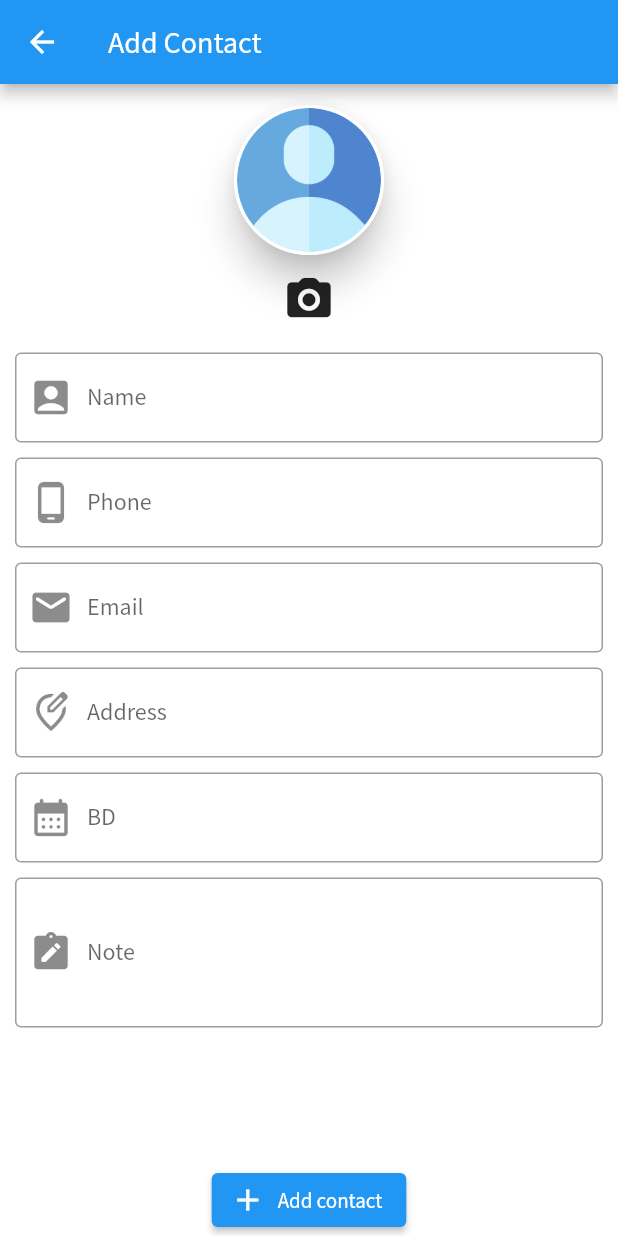
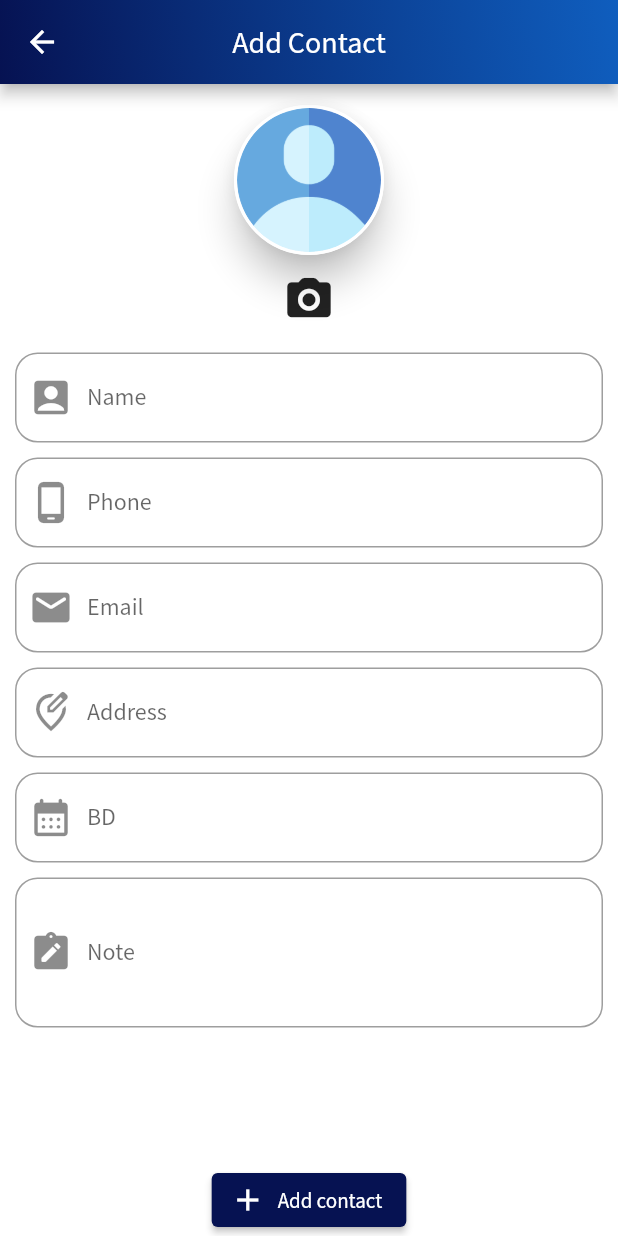
Before and after one commit to islam-ahsanul/Quick-Contacts, a Flutter app: the screen it shows after launch, after a tap on "Add Contact", on a phone screen of 412 x 824 dp. Run offline on Flutter 3.47's test engine with Material 2 defaults, Android fonts, the phone set to English and light mode, and no system bars; our stand-ins replace flutter_sticky_header, image_picker, sqflite; accounts and stored records are empty.

Commit message:
changed color of add contacts screen

```diff
--- a/lib/main.dart
+++ b/lib/main.dart
@@ -23,12 +23,12 @@ class MyApp extends StatelessWidget {
         title: 'Family Contact Book',
         theme: ThemeData(
           fontFamily: 'SourceSansPro',
-          // primarySwatch: Colors.red,
+          primarySwatch: Colors.indigo,
           primaryColor: Colors.white,
           // accentColor: Colors.amber,
           canvasColor: Colors.white,
           floatingActionButtonTheme: FloatingActionButtonThemeData(
-            foregroundColor: Colors.red,
+            foregroundColor: Color.fromARGB(255, 6, 18, 82),
             backgroundColor: Colors.white,
           ),
         ),
--- a/lib/screens/addContacts_screen.dart
+++ b/lib/screens/addContacts_screen.dart
@@ -83,6 +83,19 @@ class _AddContactScreenState extends State<AddContactScreen> {
     return Scaffold(
       appBar: AppBar(
         title: Text('Add Contact'),
+        centerTitle: true,
+        flexibleSpace: Container(
+          decoration: BoxDecoration(
+            gradient: LinearGradient(
+              begin: Alignment.bottomLeft,
+              end: Alignment.topRight,
+              colors: [
+                Color.fromARGB(255, 6, 18, 82),
+                Color.fromARGB(255, 10, 95, 191).withOpacity(0.9),
+              ],
+            ),
+          ),
+        ),
       ),
       body: Column(
         children: [
@@ -130,6 +143,11 @@ class _AddContactScreenState extends State<AddContactScreen> {
             onPressed: _saveContact,
             icon: Icon(Icons.add),
             label: Text('Add contact'),
+            style: ButtonStyle(
+              backgroundColor: MaterialStateProperty.all(
+                Color.fromARGB(255, 6, 18, 82),
+              ),
+            ),
           ),
         ],
       ),
@@ -141,7 +159,9 @@ class _AddContactScreenState extends State<AddContactScreen> {
         decoration: InputDecoration(
           labelText: 'Name',
           hintText: 'Enter Name',
-          border: OutlineInputBorder(),
+          border: OutlineInputBorder(
+            borderRadius: BorderRadius.circular(15),
+          ),
           prefixIcon: Icon(
             Icons.account_box_rounded,
             size: 30,
@@ -154,7 +174,9 @@ class _AddContactScreenState extends State<AddContactScreen> {
         decoration: InputDecoration(
           labelText: 'Email',
           hintText: 'Enter Email Address',
-          border: OutlineInputBorder(),
+          border: OutlineInputBorder(
+            borderRadius: BorderRadius.circular(15),
+          ),
           prefixIcon: Icon(
             Icons.mail_rounded,
             size: 30,
@@ -168,7 +190,9 @@ class _AddContactScreenState extends State<AddContactScreen> {
         decoration: InputDecoration(
           labelText: 'Address',
           hintText: 'Enter Address',
-          border: OutlineInputBorder(),
+          border: OutlineInputBorder(
+            borderRadius: BorderRadius.circular(15),
+          ),
           prefixIcon: Icon(
             Icons.edit_location_outlined,
             size: 30,
@@ -183,7 +207,9 @@ class _AddContactScreenState extends State<AddContactScreen> {
         decoration: InputDecoration(
           labelText: 'Note',
           hintText: 'Add Note',
-          border: OutlineInputBorder(),
+          border: OutlineInputBorder(
+            borderRadius: BorderRadius.circular(15),
+          ),
           prefixIcon: Icon(
             Icons.note_alt_rounded,
             size: 30,
@@ -198,7 +224,9 @@ class _AddContactScreenState extends State<AddContactScreen> {
         decoration: InputDecoration(
           labelText: 'Phone',
           hintText: 'Enter 11 digit phone number',
-          border: OutlineInputBorder(),
+          border: OutlineInputBorder(
+            borderRadius: BorderRadius.circular(15),
+          ),
           prefixIcon: Icon(
             Icons.phone_android_rounded,
             size: 30,
@@ -212,7 +240,9 @@ class _AddContactScreenState extends State<AddContactScreen> {
         decoration: InputDecoration(
           labelText: 'BD',
           hintText: 'Enter BD',
-          border: OutlineInputBorder(),
+          border: OutlineInputBorder(
+            borderRadius: BorderRadius.circular(15),
+          ),
           prefixIcon: Icon(
             Icons.calendar_month_rounded,
             size: 30,
```
